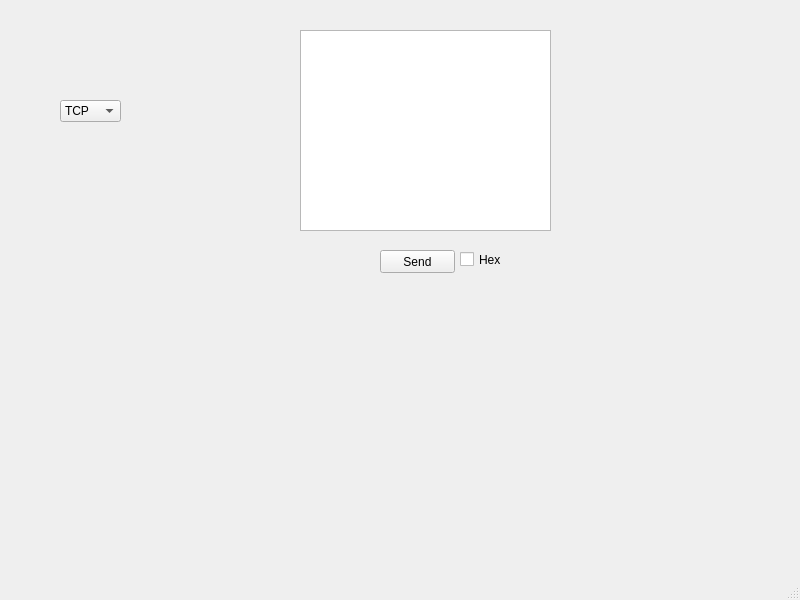
This is mainwindow.ui in heyqingniany/SerialTools as Qt 5 draws it before an edit. The edited form follows.
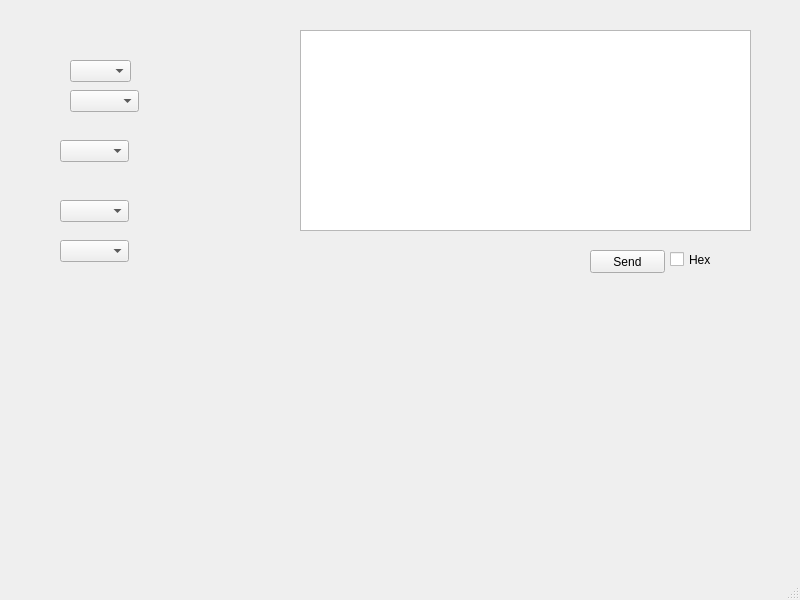
This is the edited form.

What changed in the file:
```diff
--- a/mainwindow.ui
+++ b/mainwindow.ui
@@ -37,7 +37,7 @@
    <widget class="QPushButton" name="sendButton">
     <property name="geometry">
      <rect>
-      <x>380</x>
+      <x>590</x>
       <y>250</y>
       <width>75</width>
       <height>23</height>
@@ -50,7 +50,7 @@
    <widget class="QCheckBox" name="checkBox">
     <property name="geometry">
      <rect>
-      <x>460</x>
+      <x>670</x>
       <y>250</y>
       <width>80</width>
       <height>19</height>
@@ -63,38 +63,63 @@
    <widget class="QComboBox" name="comboBox">
     <property name="geometry">
      <rect>
-      <x>60</x>
-      <y>100</y>
+      <x>70</x>
+      <y>60</y>
       <width>61</width>
       <height>22</height>
      </rect>
     </property>
-    <item>
-     <property name="text">
-      <string>TCP</string>
-     </property>
-    </item>
-    <item>
-     <property name="text">
-      <string>UDP</string>
-     </property>
-    </item>
-    <item>
-     <property name="text">
-      <string>Serial</string>
-     </property>
-    </item>
    </widget>
    <widget class="QPlainTextEdit" name="plainTextEdit">
     <property name="geometry">
      <rect>
       <x>300</x>
       <y>30</y>
-      <width>251</width>
+      <width>451</width>
       <height>201</height>
      </rect>
     </property>
    </widget>
+   <widget class="QComboBox" name="comboCom_Baud">
+    <property name="geometry">
+     <rect>
+      <x>70</x>
+      <y>90</y>
+      <width>69</width>
+      <height>22</height>
+     </rect>
+    </property>
+   </widget>
+   <widget class="QComboBox" name="comboCom_DataBit">
+    <property name="geometry">
+     <rect>
+      <x>60</x>
+      <y>140</y>
+      <width>69</width>
+      <height>22</height>
+     </rect>
+    </property>
+   </widget>
+   <widget class="QComboBox" name="comboCom_StopBit">
+    <property name="geometry">
+     <rect>
+      <x>60</x>
+      <y>200</y>
+      <width>69</width>
+      <height>22</height>
+     </rect>
+    </property>
+   </widget>
+   <widget class="QComboBox" name="comboCom_Parity">
+    <property name="geometry">
+     <rect>
+      <x>60</x>
+      <y>240</y>
+      <width>69</width>
+      <height>22</height>
+     </rect>
+    </property>
+   </widget>
   </widget>
   <widget class="QMenuBar" name="menubar">
    <property name="geometry">
```
Left out of the diff: 4 changed lines with no effect on the pictures.
